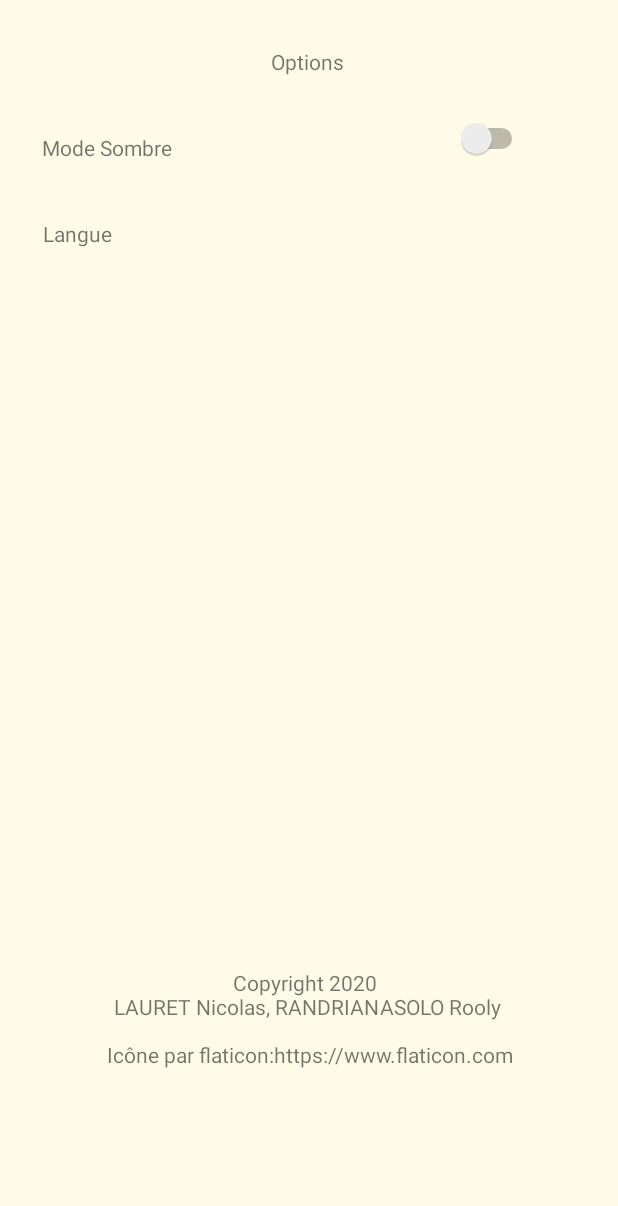
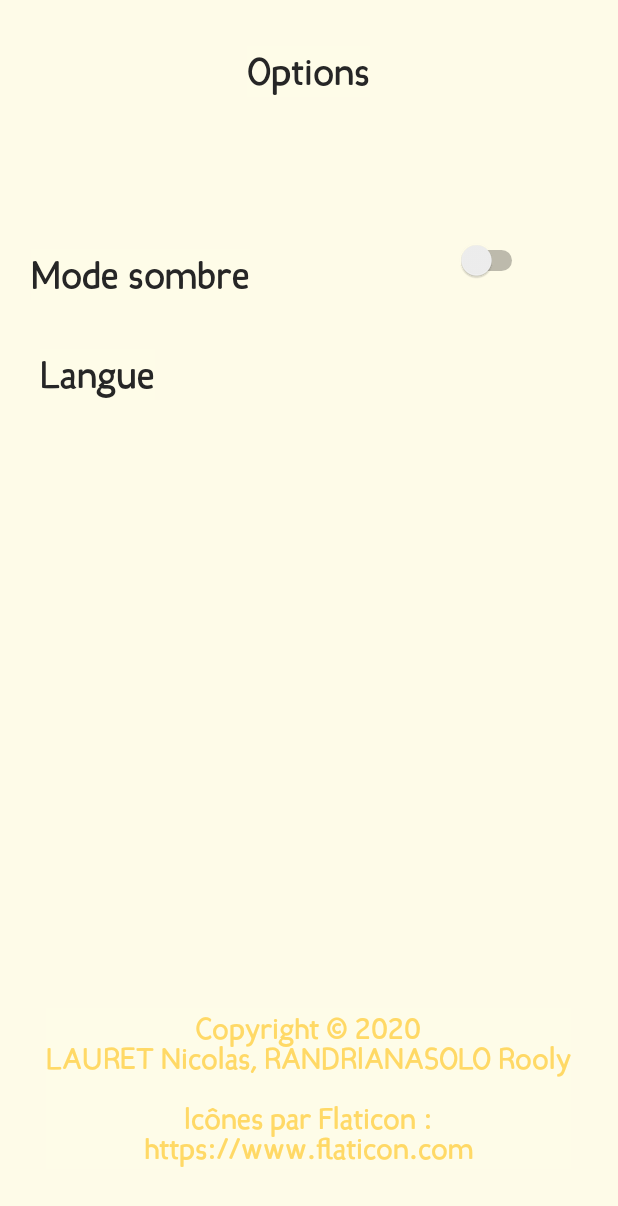
Before and after one commit to 1visible/Watizit, an Android app: the MenuOptions screen opened directly, with no data from a screen before it, on a phone screen of 412 x 824 dp. Shown: the top 1206 px of the screen. Run offline under Robolectric (Android 15) with nearby library versions, the phone set to English and light mode, and no system bars.

Commit message:
Updated options menu, colors and strings

```diff
--- a/app/src/main/res/layout/activity_main.xml
+++ b/app/src/main/res/layout/activity_main.xml
@@ -13,7 +13,7 @@
         android:id="@+id/jouer"
         android:layout_width="wrap_content"
         android:layout_height="wrap_content"
-        android:text="Jouer"
+        android:text="@string/play"
         android:textSize="40dp"
         android:onClick="jouer"
         app:layout_constraintBottom_toBottomOf="parent"
@@ -27,7 +27,7 @@
         android:id="@+id/options"
         android:layout_width="wrap_content"
         android:layout_height="wrap_content"
-        android:text="Options"
+        android:text="@string/options"
         android:textSize="40dp"
         android:onClick="option"
         app:layout_constraintBottom_toBottomOf="parent"
--- a/app/src/main/res/layout/menu_options.xml
+++ b/app/src/main/res/layout/menu_options.xml
@@ -12,7 +12,7 @@
         android:id="@+id/titre_option"
         android:layout_width="wrap_content"
         android:layout_height="wrap_content"
-        android:text="Options"
+        android:text="@string/options"
         app:layout_constraintBottom_toBottomOf="parent"
         app:layout_constraintEnd_toEndOf="parent"
         app:layout_constraintHorizontal_bias="0.498"
@@ -24,19 +24,19 @@
         android:id="@+id/mode"
         android:layout_width="wrap_content"
         android:layout_height="wrap_content"
-        android:text="Mode Sombre"
+        android:text="@string/dark_theme"
         app:layout_constraintBottom_toBottomOf="parent"
         app:layout_constraintEnd_toStartOf="@+id/switch1"
         app:layout_constraintHorizontal_bias="0.13"
         app:layout_constraintStart_toStartOf="parent"
         app:layout_constraintTop_toTopOf="parent"
-        app:layout_constraintVertical_bias="0.11" />
+        app:layout_constraintVertical_bias="0.21" />
 
     <TextView
         android:id="@+id/langue"
         android:layout_width="wrap_content"
         android:layout_height="wrap_content"
-        android:text="Langue"
+        android:text="@string/language"
         app:layout_constraintBottom_toBottomOf="parent"
         app:layout_constraintEnd_toEndOf="parent"
         app:layout_constraintHorizontal_bias="0.079"
@@ -54,21 +54,22 @@
         app:layout_constraintBottom_toBottomOf="parent"
         app:layout_constraintEnd_toEndOf="parent"
         app:layout_constraintTop_toTopOf="parent"
-        app:layout_constraintVertical_bias="0.099" />
+        app:layout_constraintVertical_bias="0.201" />
 
     <TextView
         android:id="@+id/copyright"
         android:layout_width="wrap_content"
         android:layout_height="wrap_content"
+        android:textColor="@color/colorPrimary"
+        android:textSize="20dp"
+        android:text="@string/copyright"
         android:textAlignment="center"
-        android:text="Copyright 2020 \nLAURET Nicolas, RANDRIANASOLO Rooly\n\n Icône par flaticon:https://www.flaticon.com"
         app:layout_constraintBottom_toBottomOf="parent"
         app:layout_constraintEnd_toEndOf="parent"
-        app:layout_constraintHorizontal_bias="0.491"
+        app:layout_constraintHorizontal_bias="0.496"
         app:layout_constraintStart_toStartOf="parent"
         app:layout_constraintTop_toBottomOf="@+id/titre_option"
-        app:layout_constraintVertical_bias="0.842" />
-
+        app:layout_constraintVertical_bias="0.931" />
 
 
 </androidx.constraintlayout.widget.ConstraintLayout>
--- a/app/src/main/res/values/colors.xml
+++ b/app/src/main/res/values/colors.xml
@@ -4,4 +4,5 @@
     <color name="colorPrimaryDark">#BF9000</color>
     <color name="colorAccent">#FFD966</color>
     <color name="colorBackground">#FEFCE8</color>
+    <color name="colorBlack">#262626</color>
 </resources>
--- a/app/src/main/res/values/strings.xml
+++ b/app/src/main/res/values/strings.xml
@@ -1,4 +1,11 @@
 <resources>
     <string name="app_name">Watizit</string>
+
+    <string name="play">Jouer</string>
+    <string name="options">Options</string>
+    <string name="dark_theme">Mode sombre</string>
+    <string name="language">Langue</string>
+    <string name="copyright">Copyright © 2020\nLAURET Nicolas, RANDRIANASOLO Rooly\n\nIcônes par Flaticon :\nhttps://www.flaticon.com</string>
+
     <string name="link"><a href="https://www.flaticon.com/">https://www.flaticon.com</a></string>
 </resources>
--- a/app/src/main/res/values/styles.xml
+++ b/app/src/main/res/values/styles.xml
@@ -8,6 +8,13 @@
         <item name="colorAccent">@color/colorAccent</item>
         <item name="android:background">@color/colorBackground</item>
         <item name="android:buttonStyle">@style/app_button</item>
+        <item name="android:textViewStyle">@style/app_textView</item>
+    </style>
+
+    <style name="app_textView">
+        <item name="android:textColor">@color/colorBlack</item>
+        <item name="android:fontFamily">@font/app_font</item>
+        <item name="android:textSize">25dp</item>
     </style>
 
     <style name="app_button" parent="Widget.AppCompat.Button.Borderless">
```
